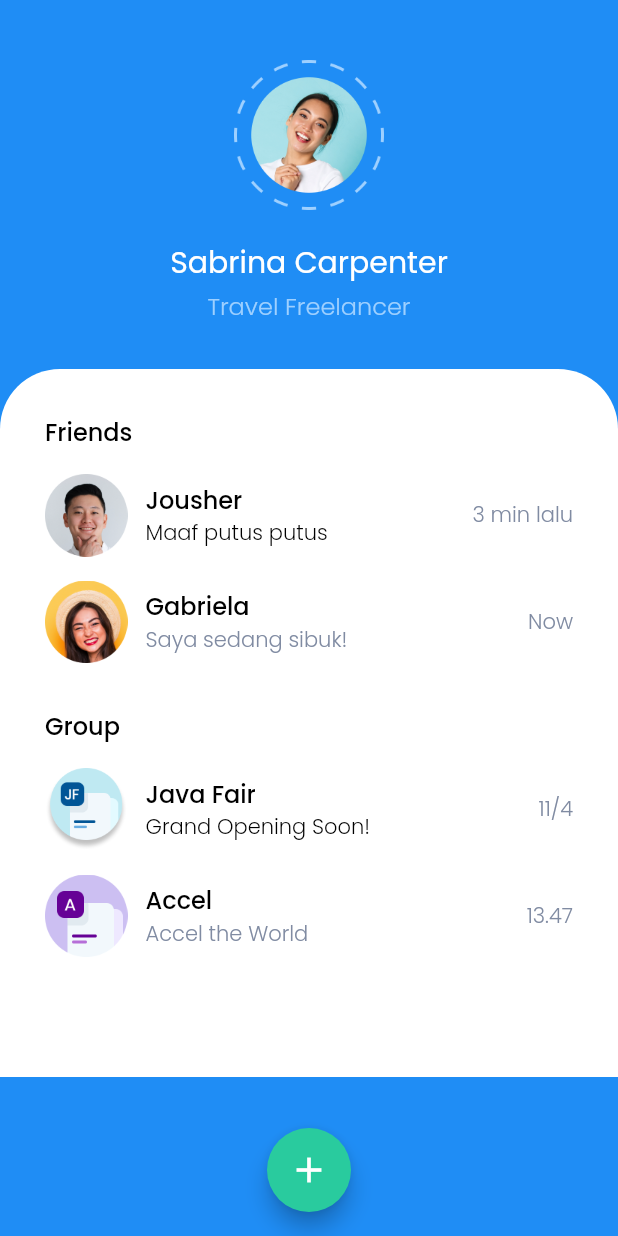
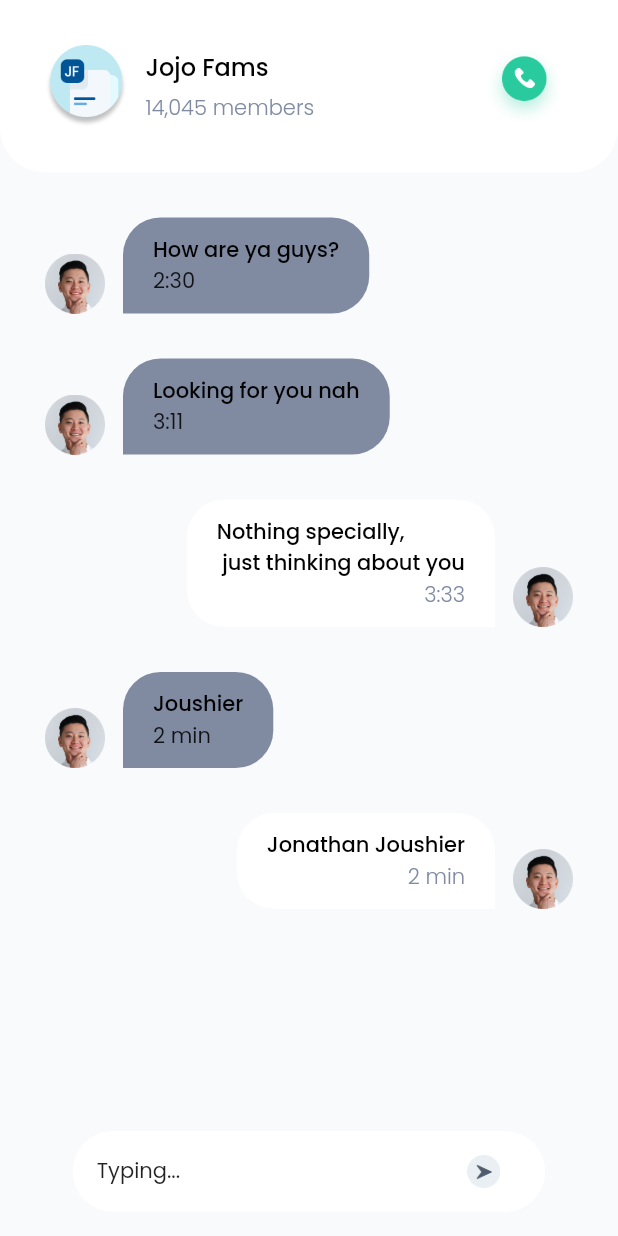
Before and after one commit to raeiverse/chatty, a Flutter app: the screen it shows after launch, on a phone screen of 412 x 824 dp. Run offline on Flutter 3.47's test engine with Material 2 defaults, Android fonts, the phone set to English and light mode, and no system bars.

Commit message:
chatpage
challenge complete (make chat page)

```diff
--- a/lib/main.dart
+++ b/lib/main.dart
@@ -1,5 +1,6 @@
 import 'package:flutter/material.dart';
 import 'pages/homepage.dart';
+import 'pages/chatpage.dart';
 
 void main() => runApp(MyApp());
 
@@ -11,7 +12,7 @@ class MyApp extends StatelessWidget {
       theme: ThemeData(
         fontFamily: 'Poppins',
       ),
-      home: homepage(),
+      home: chatpage(),
     );
   }
 }
--- /dev/null
+++ b/lib/pages/chatpage.dart
@@ -0,0 +1,122 @@
+import 'package:flutter/material.dart';
+import 'package:chatty/theme.dart';
+import 'package:chatty/widgets/chat_tile.dart';
+import 'package:chatty/widgets/chatroom_tile.dart';
+
+class chatpage extends StatelessWidget {
+  @override
+  Widget build(BuildContext context) {
+    return Scaffold(
+      floatingActionButton: chatinput(
+        imageUrl: 'assets/images/send_btn.png',
+        text: 'Typing...',
+      ),
+      floatingActionButtonLocation: FloatingActionButtonLocation.centerFloat,
+      backgroundColor: bgColor,
+      body: SafeArea(
+        child: ListView(
+          children: [
+            Column(
+              children: [
+                Container(
+                  width: double.infinity,
+                  height: 115,
+                  padding: EdgeInsets.all(
+                    30,
+                  ),
+                  decoration: BoxDecoration(
+                    color: whiteColor,
+                    borderRadius: BorderRadius.vertical(
+                      bottom: Radius.circular(30),
+                    ),
+                  ),
+                  child: Row(
+                    crossAxisAlignment: CrossAxisAlignment.start,
+                    children: [
+                      SizedBox(
+                        height: 20,
+                      ),
+                      Image.asset(
+                        'assets/images/group1.png',
+                        height: 55,
+                        width: 55,
+                      ),
+                      SizedBox(
+                        width: 12,
+                      ),
+                      Column(
+                        crossAxisAlignment: CrossAxisAlignment.start,
+                        mainAxisAlignment: MainAxisAlignment.center,
+                        children: [
+                          Text(
+                            'Jojo Fams',
+                            style: titlestyle,
+                          ),
+                          SizedBox(
+                            height: 5,
+                          ),
+                          Text(
+                            '14,045 members',
+                            style: subtextstyle,
+                          ),
+                        ],
+                      ),
+                      Spacer(),
+                      Row(
+                        children: [
+                          Image.asset(
+                            'assets/images/call_btn.png',
+                            height: 65,
+                            width: 65,
+                          ),
+                        ],
+                      )
+                      // ChatTile(
+                      //   imageUrl: 'assets/images/group1.png',
+                      //   name: 'Java Fair',
+                      //   text: '10,210 members',
+                      //   time: '',
+                      //   read: false,
+                      // ),
+                    ],
+                  ),
+                ),
+                SizedBox(
+                  height: 30,
+                ),
+                terima(
+                  imageUrl: 'assets/images/friend.png',
+                  name: 'How are ya guys?',
+                  time: '2:30',
+                ),
+                terima(
+                  imageUrl: 'assets/images/friend.png',
+                  name: 'Looking for you nah',
+                  time: '3:11',
+                ),
+                kirim(
+                  imageUrl: 'assets/images/friend.png',
+                  name: 'Nothing specially,\n just thinking about you',
+                  time: '3:33',
+                ),
+                terima(
+                  imageUrl: 'assets/images/friend.png',
+                  name: 'Joushier',
+                  time: '2 min',
+                ),
+                kirim(
+                  imageUrl: 'assets/images/friend.png',
+                  name: 'Jonathan Joushier',
+                  time: '2 min',
+                ),
+                SizedBox(
+                  height: 55,
+                ),
+              ],
+            ),
+          ],
+        ),
+      ),
+    );
+  }
+}
--- a/lib/theme.dart
+++ b/lib/theme.dart
@@ -8,15 +8,41 @@ Color lightblueColor = Color(0xff9ED0FF);
 Color blackColor = Color.fromARGB(255, 0, 0, 0);
 Color greyColor = Color(0xff808BA2);
 Color greenColor = Color(0xff29CB9E);
+Color bgColor = Color(0xffF8FAFC);
+Color bgChat = Color(0xff505C6B);
+Color bgChat2 = Color(0xffEAEFF3);
 
 TextStyle titlestyle = TextStyle(
+  fontFamily: 'Poppins',
   color: blackColor,
   fontWeight: FontWeight.w500,
   fontSize: 16,
 );
 
 TextStyle subtextstyle = TextStyle(
+  fontFamily: 'Poppins',
   color: greyColor,
   fontWeight: FontWeight.w300,
   fontSize: 14,
 );
+
+TextStyle substyle = TextStyle(
+  fontFamily: 'Poppins',
+  color: blackColor,
+  fontWeight: FontWeight.w500,
+  fontSize: 14,
+);
+
+TextStyle chatstyle = TextStyle(
+  fontFamily: 'Poppins',
+  color: greyColor,
+  fontWeight: FontWeight.w500,
+  fontSize: 16,
+);
+
+TextStyle timestyle = TextStyle(
+  fontFamily: 'Poppins',
+  color: greyColor,
+  fontWeight: FontWeight.w300,
+  fontSize: 14,
+);
--- a/lib/widgets/chat_tile.dart
+++ b/lib/widgets/chat_tile.dart
@@ -2,18 +2,13 @@ import 'package:flutter/material.dart';
 import 'package:chatty/theme.dart';
 
 class ChatTile extends StatelessWidget {
-  final String imageUrl;
-  final String name;
-  final String text;
-  final String time;
+  final imageUrl;
+  final name;
+  final text;
+  final time;
   final bool read;
-
   ChatTile(
-      {required this.imageUrl,
-      required this.name,
-      required this.text,
-      required this.time,
-      required this.read});
+      {this.imageUrl, this.name, this.text, this.time, required this.read});
 
   @override
   Widget build(BuildContext context) {
--- /dev/null
+++ b/lib/widgets/chatroom_tile.dart
@@ -0,0 +1,160 @@
+import 'package:flutter/material.dart';
+import 'package:chatty/theme.dart';
+
+class terima extends StatelessWidget {
+  final imageUrl;
+  final name;
+  final time;
+  terima({this.imageUrl, this.name, this.time});
+  @override
+  Widget build(BuildContext context) {
+    return Padding(
+      padding: EdgeInsets.only(bottom: 30),
+      child: Row(
+        crossAxisAlignment: CrossAxisAlignment.end,
+        children: [
+          SizedBox(
+            width: 30,
+          ),
+          Image.asset(
+            imageUrl,
+            width: 40,
+            height: 40,
+          ),
+          SizedBox(
+            width: 12,
+          ),
+          Container(
+            padding: EdgeInsets.symmetric(
+              vertical: 11,
+              horizontal: 20,
+            ),
+            decoration: BoxDecoration(
+              color: greyColor,
+              borderRadius: BorderRadius.only(
+                topLeft: Radius.circular(25),
+                topRight: Radius.circular(25),
+                bottomRight: Radius.circular(25),
+              ),
+            ),
+            child: Column(
+              crossAxisAlignment: CrossAxisAlignment.start,
+              children: [
+                Text(
+                  name,
+                  style: substyle,
+                ),
+                Text(
+                  time,
+                ),
+              ],
+            ),
+          ),
+        ],
+      ),
+    );
+  }
+}
+
+class kirim extends StatelessWidget {
+  final imageUrl;
+  final name;
+  final time;
+  kirim({this.imageUrl, this.name, this.time});
+  @override
+  Widget build(BuildContext context) {
+    return Padding(
+      padding: EdgeInsets.only(
+        bottom: 30,
+        right: 30,
+      ),
+      child: Row(
+        mainAxisAlignment: MainAxisAlignment.end,
+        children: [
+          Row(
+            crossAxisAlignment: CrossAxisAlignment.end,
+            children: [
+              SizedBox(
+                width: 30,
+              ),
+              Container(
+                padding: EdgeInsets.symmetric(
+                  vertical: 11,
+                  horizontal: 20,
+                ),
+                decoration: BoxDecoration(
+                  color: whiteColor,
+                  borderRadius: BorderRadius.only(
+                    topLeft: Radius.circular(25),
+                    topRight: Radius.circular(25),
+                    bottomLeft: Radius.circular(25),
+                  ),
+                ),
+                child: Column(
+                  crossAxisAlignment: CrossAxisAlignment.end,
+                  children: [
+                    Text(
+                      name,
+                      style: substyle,
+                    ),
+                    Text(
+                      time,
+                      style: timestyle,
+                    ),
+                  ],
+                ),
+              ),
+              SizedBox(
+                width: 12,
+              ),
+              Image.asset(
+                imageUrl,
+                width: 40,
+                height: 40,
+              ),
+            ],
+          ),
+        ],
+      ),
+    );
+  }
+}
+
+class chatinput extends StatelessWidget {
+  final imageUrl;
+  final text;
+  chatinput({
+    this.imageUrl,
+    this.text,
+  });
+  @override
+  Widget build(BuildContext context) {
+    return Container(
+      width: 315,
+      height: 54,
+      padding: EdgeInsets.all(
+        16,
+      ),
+      decoration: BoxDecoration(
+        color: whiteColor,
+        borderRadius: BorderRadius.circular(
+          30,
+        ),
+      ),
+      child: Row(
+        mainAxisSize: MainAxisSize.max,
+        mainAxisAlignment: MainAxisAlignment.spaceBetween,
+        children: [
+          Text(
+            text,
+          ),
+          Image.asset(
+            imageUrl,
+            height: 50,
+            width: 50,
+          ),
+        ],
+      ),
+    );
+  }
+}
```
